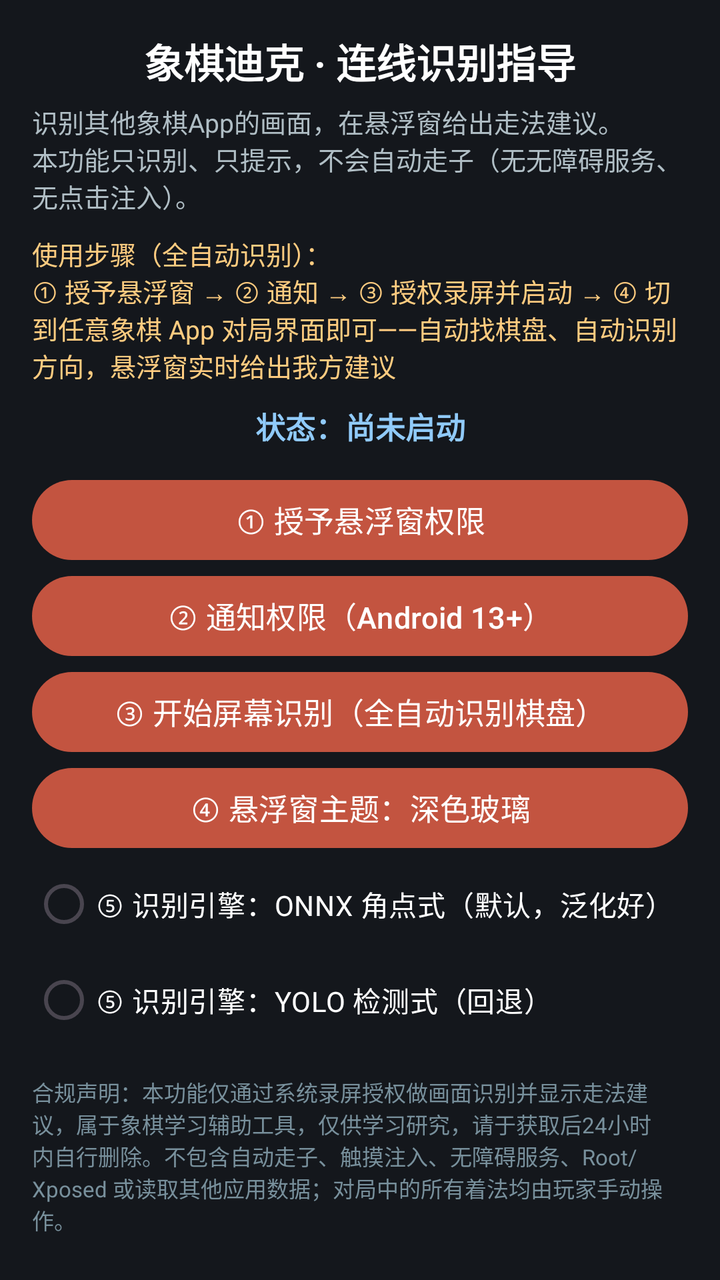
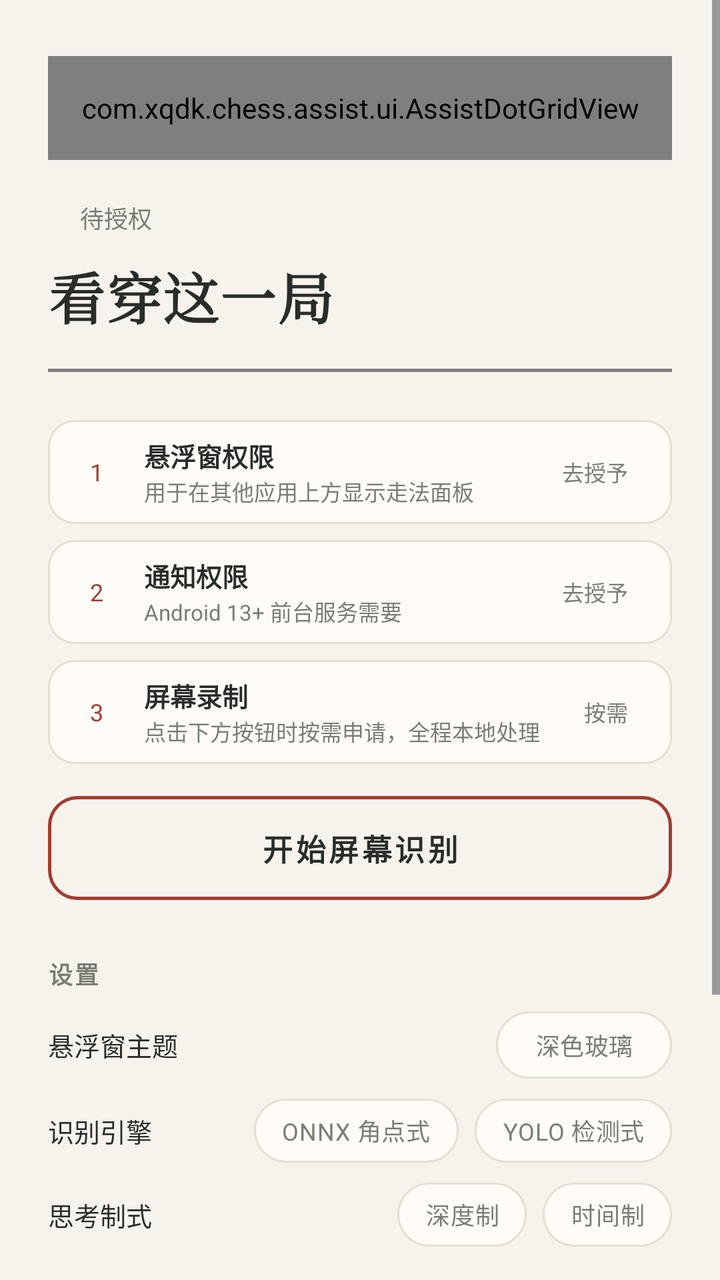

An Android layout rendered at two revisions. The XML below is the earlier revision; the diff shows what the commit changed to produce the second picture.
<!-- AndroidManifest.xml: application theme Theme.ChineseChess -->
<!-- res/layout/assist_activity.xml -->
<?xml version="1.0" encoding="utf-8"?>
<ScrollView xmlns:android="http://schemas.android.com/apk/res/android"
    android:id="@+id/bg_scroll"
    android:layout_width="match_parent"
    android:layout_height="match_parent"
    android:background="@color/qi_ink"
    android:fillViewport="true">

    <LinearLayout
        android:layout_width="match_parent"
        android:layout_height="wrap_content"
        android:orientation="vertical"
        android:padding="16dp">

        <TextView
            android:layout_width="match_parent"
            android:layout_height="wrap_content"
            android:gravity="center"
            android:text="象棋迪克 · 连线识别指导"
            android:textColor="#FFFFFF"
            android:textSize="20sp"
            android:textStyle="bold" />

        <TextView
            android:layout_width="match_parent"
            android:layout_height="wrap_content"
            android:layout_marginTop="6dp"
            android:text="识别其他象棋App的画面，在悬浮窗给出走法建议。\n本功能只识别、只提示，不会自动走子（无无障碍服务、无点击注入）。"
            android:textColor="#B0BEC5"
            android:textSize="13sp" />

        <TextView
            android:layout_width="match_parent"
            android:layout_height="wrap_content"
            android:layout_marginTop="10dp"
            android:text="使用步骤（全自动识别）：\n① 授予悬浮窗 → ② 通知 → ③ 授权录屏并启动 → ④ 切到任意象棋 App 对局界面即可——自动找棋盘、自动识别方向，悬浮窗实时给出我方建议"
            android:textColor="#FFCC80"
            android:textSize="13sp" />

        <TextView
            android:id="@+id/tv_auto_status"
            android:layout_width="match_parent"
            android:layout_height="wrap_content"
            android:layout_marginTop="10dp"
            android:gravity="center"
            android:text="状态：尚未启动"
            android:textColor="#90CAF9"
            android:textSize="15sp"
            android:textStyle="bold" />

        <Button
            android:id="@+id/btn_overlay_permission"
            android:layout_width="match_parent"
            android:layout_height="wrap_content"
            android:layout_marginTop="12dp"
            android:text="① 授予悬浮窗权限"
            android:textSize="15sp" />

        <Button
            android:id="@+id/btn_notification_permission"
            android:layout_width="match_parent"
            android:layout_height="wrap_content"
            android:text="② 通知权限（Android 13+）"
            android:textSize="15sp" />

        <Button
            android:id="@+id/btn_start_capture"
            android:layout_width="match_parent"
            android:layout_height="wrap_content"
            android:text="③ 开始屏幕识别（全自动识别棋盘）"
            android:textSize="15sp" />

        <Button
            android:id="@+id/btn_overlay_theme"
            android:layout_width="match_parent"
            android:layout_height="wrap_content"
            android:text="④ 悬浮窗主题：深色玻璃"
            android:textSize="15sp" />

        
        <RadioGroup
            android:id="@+id/rg_recognizer_engine"
            android:layout_width="match_parent"
            android:layout_height="wrap_content"
            android:orientation="vertical">

            <RadioButton
                android:id="@+id/rb_engine_onnx"
                android:layout_width="match_parent"
                android:layout_height="wrap_content"
                android:buttonTint="@color/qi_zhu"
                android:text="⑤ 识别引擎：ONNX 角点式（默认，泛化好）"
                android:textColor="#FFFFFF"
                android:textSize="14sp" />

            <RadioButton
                android:id="@+id/rb_engine_yolo"
                android:layout_width="match_parent"
                android:layout_height="wrap_content"
                android:buttonTint="@color/qi_zhu"
                android:text="⑤ 识别引擎：YOLO 检测式（回退）"
                android:textColor="#FFFFFF"
                android:textSize="14sp" />
        </RadioGroup>

        <TextView
            android:layout_width="match_parent"
            android:layout_height="wrap_content"
            android:layout_marginTop="14dp"
            android:text="合规声明：本功能仅通过系统录屏授权做画面识别并显示走法建议，属于象棋学习辅助工具，仅供学习研究，请于获取后24小时内自行删除。不包含自动走子、触摸注入、无障碍服务、Root/Xposed 或读取其他应用数据；对局中的所有着法均由玩家手动操作。"
            android:textColor="#78909C"
            android:textSize="11sp" />
    </LinearLayout>
</ScrollView>
<!-- resources referenced by this layout -->
<resources>
  <color name="qi_ink">#14171C</color>
  <color name="qi_zhu">#D05A44</color>
  <style name="Base.Theme.ChineseChess" parent="Theme.Material3.DayNight.NoActionBar">
          
          <item name="colorPrimary">@color/qi_zhu_btn</item>
          <item name="colorAccent">@color/qi_zhu_btn</item>
      </style>
  <!-- unchanged entries left out for length: 2 -->
</resources>

<!-- the commit's change to res/layout/assist_activity.xml (unified diff, before → after) -->
@@ -1,114 +1,375 @@
 <?xml version="1.0" encoding="utf-8"?>
 <ScrollView xmlns:android="http://schemas.android.com/apk/res/android"
+    xmlns:tools="http://schemas.android.com/tools"
     android:id="@+id/bg_scroll"
     android:layout_width="match_parent"
     android:layout_height="match_parent"
-    android:background="@color/qi_ink"
+    android:background="@color/xq_paper"
     android:fillViewport="true">
 
     <LinearLayout
         android:layout_width="match_parent"
         android:layout_height="wrap_content"
         android:orientation="vertical"
-        android:padding="16dp">
-
+        android:paddingHorizontal="24dp"
+        android:paddingTop="20dp"
+        android:paddingBottom="28dp">
+
+        
+        <com.xqdk.chess.assist.ui.AssistDotGridView
+            android:id="@+id/dot_grid"
+            android:layout_width="match_parent"
+            android:layout_height="52dp"
+            android:layout_marginTop="8dp" />
+
+        
+        <LinearLayout
+            android:layout_width="match_parent"
+            android:layout_height="wrap_content"
+            android:layout_marginTop="20dp"
+            android:gravity="center_vertical"
+            android:orientation="horizontal">
+
+            <View
+                android:id="@+id/state_dot"
+                android:layout_width="8dp"
+                android:layout_height="8dp" />
+
+            <TextView
+                android:id="@+id/tv_auto_status"
+                android:layout_width="0dp"
+                android:layout_height="wrap_content"
+                android:layout_marginStart="8dp"
+                android:layout_weight="1"
+                android:ellipsize="end"
+                android:maxLines="1"
+                android:text="待授权"
+                android:textColor="@color/xq_muted"
+                android:textSize="12sp"
+                tools:ignore="HardcodedText" />
+        </LinearLayout>
+
+        
         <TextView
-            android:layout_width="match_parent"
-            android:layout_height="wrap_content"
-            android:gravity="center"
-            android:text="象棋迪克 · 连线识别指导"
-            android:textColor="#FFFFFF"
-            android:textSize="20sp"
+            android:id="@+id/assist_hero"
+            android:layout_width="match_parent"
+            android:layout_height="wrap_content"
+            android:layout_marginTop="10dp"
+            android:fontFamily="serif"
+            android:letterSpacing="0.02"
+            android:text="@string/main_hero"
+            android:textColor="@color/xq_ink_text"
+            android:textSize="28sp"
             android:textStyle="bold" />
 
-        <TextView
-            android:layout_width="match_parent"
-            android:layout_height="wrap_content"
-            android:layout_marginTop="6dp"
-            android:text="识别其他象棋App的画面，在悬浮窗给出走法建议。\n本功能只识别、只提示，不会自动走子（无无障碍服务、无点击注入）。"
-            android:textColor="#B0BEC5"
-            android:textSize="13sp" />
-
-        <TextView
-            android:layout_width="match_parent"
-            android:layout_height="wrap_content"
-            android:layout_marginTop="10dp"
-            android:text="使用步骤（全自动识别）：\n① 授予悬浮窗 → ② 通知 → ③ 授权录屏并启动 → ④ 切到任意象棋 App 对局界面即可——自动找棋盘、自动识别方向，悬浮窗实时给出我方建议"
-            android:textColor="#FFCC80"
-            android:textSize="13sp" />
-
-        <TextView
-            android:id="@+id/tv_auto_status"
-            android:layout_width="match_parent"
-            android:layout_height="wrap_content"
-            android:layout_marginTop="10dp"
-            android:gravity="center"
-            android:text="状态：尚未启动"
-            android:textColor="#90CAF9"
-            android:textSize="15sp"
-            android:textStyle="bold" />
-
-        <Button
+        
+        <com.xqdk.chess.assist.ui.RiverLineView
+            android:id="@+id/river_line"
+            android:layout_width="match_parent"
+            android:layout_height="1.5dp"
+            android:layout_marginTop="16dp" />
+
+        
+
+        <LinearLayout
             android:id="@+id/btn_overlay_permission"
-            android:layout_width="match_parent"
-            android:layout_height="wrap_content"
-            android:layout_marginTop="12dp"
-            android:text="① 授予悬浮窗权限"
-            android:textSize="15sp" />
-
-        <Button
+            style="@style/StepRow"
+            android:layout_width="match_parent"
+            android:layout_height="wrap_content"
+            android:layout_marginTop="24dp"
+            android:clickable="true"
+            android:focusable="true"
+            android:foreground="?attr/selectableItemBackground"
+            android:orientation="horizontal">
+
+            <TextView
+                android:id="@+id/step_overlay_num"
+                style="@style/StepNum"
+                android:tag="1"
+                android:text="1"
+                tools:ignore="HardcodedText" />
+
+            <LinearLayout
+                android:layout_width="0dp"
+                android:layout_height="wrap_content"
+                android:layout_marginStart="11dp"
+                android:layout_weight="1"
+                android:orientation="vertical">
+
+                <TextView
+                    android:id="@+id/step_overlay_title"
+                    style="@style/StepTitle"
+                    android:text="悬浮窗权限"
+                    tools:ignore="HardcodedText" />
+
+                <TextView
+                    android:id="@+id/step_overlay_hint"
+                    style="@style/StepHint"
+                    android:text="用于在其他应用上方显示走法面板"
+                    tools:ignore="HardcodedText" />
+            </LinearLayout>
+
+            <TextView
+                android:id="@+id/step_overlay_chip"
+                style="@style/StepChip"
+                android:text="去授予"
+                tools:ignore="HardcodedText" />
+        </LinearLayout>
+
+        <LinearLayout
             android:id="@+id/btn_notification_permission"
-            android:layout_width="match_parent"
-            android:layout_height="wrap_content"
-            android:text="② 通知权限（Android 13+）"
-            android:textSize="15sp" />
-
+            style="@style/StepRow"
+            android:layout_width="match_parent"
+            android:layout_height="wrap_content"
+            android:layout_marginTop="8dp"
+            android:clickable="true"
+            android:focusable="true"
+            android:foreground="?attr/selectableItemBackground"
+            android:orientation="horizontal">
+
+            <TextView
+                android:id="@+id/step_notify_num"
+                style="@style/StepNum"
+                android:tag="2"
+                android:text="2"
+                tools:ignore="HardcodedText" />
+
+            <LinearLayout
+                android:layout_width="0dp"
+                android:layout_height="wrap_content"
+                android:layout_marginStart="11dp"
+                android:layout_weight="1"
+                android:orientation="vertical">
+
+                <TextView
+                    android:id="@+id/step_notify_title"
+                    style="@style/StepTitle"
+                    android:text="通知权限"
+                    tools:ignore="HardcodedText" />
+
+                <TextView
+                    android:id="@+id/step_notify_hint"
+                    style="@style/StepHint"
+                    android:text="Android 13+ 前台服务需要"
+                    tools:ignore="HardcodedText" />
+            </LinearLayout>
+
+            <TextView
+                android:id="@+id/step_notify_chip"
+                style="@style/StepChip"
+                android:text="去授予"
+                tools:ignore="HardcodedText" />
+        </LinearLayout>
+
+        
+        <LinearLayout
+            android:id="@+id/step_capture_row"
+            style="@style/StepRow"
+            android:layout_width="match_parent"
+            android:layout_height="wrap_content"
+            android:layout_marginTop="8dp"
+            android:orientation="horizontal">
+
+            <TextView
+                android:id="@+id/step_capture_num"
+                style="@style/StepNum"
+                android:tag="3"
+                android:text="3"
+                tools:ignore="HardcodedText" />
+
+            <LinearLayout
+                android:layout_width="0dp"
+                android:layout_height="wrap_content"
+                android:layout_marginStart="11dp"
+                android:layout_weight="1"
+                android:orientation="vertical">
+
+                <TextView
+                    android:id="@+id/step_capture_title"
+                    style="@style/StepTitle"
+                    android:text="屏幕录制"
+                    tools:ignore="HardcodedText" />
+
+                <TextView
+                    android:id="@+id/step_capture_hint"
+                    style="@style/StepHint"
+                    android:text="点击下方按钮时按需申请，全程本地处理"
+                    tools:ignore="HardcodedText" />
+            </LinearLayout>
+
+            <TextView
+                android:id="@+id/step_capture_chip"
+                style="@style/StepChip"
+                android:text="按需"
+                tools:ignore="HardcodedText" />
+        </LinearLayout>
+
+        
         <Button
             android:id="@+id/btn_start_capture"
-            android:layout_width="match_parent"
-            android:layout_height="wrap_content"
-            android:text="③ 开始屏幕识别（全自动识别棋盘）"
-            android:textSize="15sp" />
-
-        <Button
-            android:id="@+id/btn_overlay_theme"
-            android:layout_width="match_parent"
-            android:layout_height="wrap_content"
-            android:text="④ 悬浮窗主题：深色玻璃"
-            android:textSize="15sp" />
-
-        
-        <RadioGroup
-            android:id="@+id/rg_recognizer_engine"
-            android:layout_width="match_parent"
-            android:layout_height="wrap_content"
-            android:orientation="vertical">
-
-            <RadioButton
-                android:id="@+id/rb_engine_onnx"
-                android:layout_width="match_parent"
-                android:layout_height="wrap_content"
-                android:buttonTint="@color/qi_zhu"
-                android:text="⑤ 识别引擎：ONNX 角点式（默认，泛化好）"
-                android:textColor="#FFFFFF"
-                android:textSize="14sp" />
-
-            <RadioButton
-                android:id="@+id/rb_engine_yolo"
-                android:layout_width="match_parent"
-                android:layout_height="wrap_content"
-                android:buttonTint="@color/qi_zhu"
-                android:text="⑤ 识别引擎：YOLO 检测式（回退）"
-                android:textColor="#FFFFFF"
-                android:textSize="14sp" />
-        </RadioGroup>
+            style="@style/MainButton"
+            android:layout_width="match_parent"
+            android:layout_height="52dp"
+            android:layout_marginTop="16dp"
+            android:text="开始屏幕识别"
+            tools:ignore="HardcodedText" />
+
+        
 
         <TextView
-            android:layout_width="match_parent"
-            android:layout_height="wrap_content"
-            android:layout_marginTop="14dp"
+            android:layout_width="wrap_content"
+            android:layout_height="wrap_content"
+            android:layout_marginTop="28dp"
+            android:letterSpacing="0.08"
+            android:text="设置"
+            android:textColor="@color/xq_muted"
+            android:textSize="12sp"
+            android:textStyle="bold"
+            tools:ignore="HardcodedText" />
+
+        
+        <LinearLayout
+            android:layout_width="match_parent"
+            android:layout_height="wrap_content"
+            android:layout_marginTop="10dp"
+            android:gravity="center_vertical"
+            android:orientation="horizontal">
+
+            <TextView
+                android:layout_width="0dp"
+                android:layout_height="wrap_content"
+                android:layout_weight="1"
+                android:text="悬浮窗主题"
+                android:textColor="@color/xq_ink_text"
+                android:textSize="13sp"
+                tools:ignore="HardcodedText" />
+
+            <Button
+                android:id="@+id/btn_overlay_theme"
+                style="@style/ValueChip"
+                android:layout_width="wrap_content"
+                android:layout_height="wrap_content"
+                android:text="深色玻璃"
+                tools:ignore="HardcodedText" />
+        </LinearLayout>
+
+        
+        <LinearLayout
+            android:layout_width="match_parent"
+            android:layout_height="wrap_content"
+            android:layout_marginTop="10dp"
+            android:gravity="center_vertical"
+            android:orientation="horizontal">
+
+            <TextView
+                android:layout_width="0dp"
+                android:layout_height="wrap_content"
+                android:layout_weight="1"
+                android:text="识别引擎"
+                android:textColor="@color/xq_ink_text"
+                android:textSize="13sp"
+                tools:ignore="HardcodedText" />
+
+            <RadioGroup
+                android:id="@+id/rg_recognizer_engine"
+                android:layout_width="wrap_content"
+                android:layout_height="wrap_content"
+                android:orientation="horizontal">
+
+                <RadioButton
+                    android:id="@+id/rb_engine_onnx"
+                    style="@style/EngineChip"
+                    android:layout_width="wrap_content"
+                    android:layout_height="wrap_content"
+                    android:text="ONNX 角点式"
+                    tools:ignore="HardcodedText" />
+
+                <RadioButton
+                    android:id="@+id/rb_engine_yolo"
+                    style="@style/EngineChip"
+                    android:layout_width="wrap_content"
+                    android:layout_height="wrap_content"
+                    android:layout_marginStart="8dp"
+                    android:text="YOLO 检测式"
+                    tools:ignore="HardcodedText" />
+            </RadioGroup>
+        </LinearLayout>
+
+        
+        <LinearLayout
+            android:layout_width="match_parent"
+            android:layout_height="wrap_content"
+            android:layout_marginTop="10dp"
+            android:gravity="center_vertical"
+            android:orientation="horizontal">
+
+            <TextView
+                android:layout_width="0dp"
+                android:layout_height="wrap_content"
+                android:layout_weight="1"
+                android:text="思考制式"
+                android:textColor="@color/xq_ink_text"
+                android:textSize="13sp"
+                tools:ignore="HardcodedText" />
+
+            <RadioGroup
+                android:id="@+id/rg_search_mode"
+                android:layout_width="wrap_content"
+                android:layout_height="wrap_content"
+                android:orientation="horizontal">
+
+                <RadioButton
+                    android:id="@+id/rb_mode_depth"
+                    style="@style/EngineChip"
+                    android:layout_width="wrap_content"
+                    android:layout_height="wrap_content"
+                    android:text="深度制"
+                    tools:ignore="HardcodedText" />
+
+                <RadioButton
+                    android:id="@+id/rb_mode_time"
+                    style="@style/EngineChip"
+                    android:layout_width="wrap_content"
+                    android:layout_height="wrap_content"
+                    android:layout_marginStart="8dp"
+                    android:text="时间制"
+                    tools:ignore="HardcodedText" />
+            </RadioGroup>
+        </LinearLayout>
+
+        
+        <TextView
+            android:layout_width="match_parent"
+            android:layout_height="wrap_content"
+            android:layout_marginTop="28dp"
+            android:lineSpacingExtra="2dp"
             android:text="合规声明：本功能仅通过系统录屏授权做画面识别并显示走法建议，属于象棋学习辅助工具，仅供学习研究，请于获取后24小时内自行删除。不包含自动走子、触摸注入、无障碍服务、Root/Xposed 或读取其他应用数据；对局中的所有着法均由玩家手动操作。"
-            android:textColor="#78909C"
-            android:textSize="11sp" />
+            android:textColor="@color/xq_muted"
+            android:textSize="11sp"
+            tools:ignore="HardcodedText" />
+
+        
+        <LinearLayout
+            android:layout_width="match_parent"
+            android:layout_height="wrap_content"
+            android:layout_marginTop="8dp"
+            android:gravity="center_horizontal"
+            android:orientation="horizontal">
+
+            <Button
+                android:id="@+id/button_help"
+                style="@style/MainTextButton"
+                android:layout_width="wrap_content"
+                android:layout_height="wrap_content"
+                android:text="@string/main_help" />
+
+            <Button
+                android:id="@+id/button_about"
+                style="@style/MainTextButton"
+                android:layout_width="wrap_content"
+                android:layout_height="wrap_content"
+                android:layout_marginStart="24dp"
+                android:text="@string/main_about" />
+        </LinearLayout>
     </LinearLayout>
 </ScrollView>
<!-- resource entries referenced after the edit -->
@@ -1,12 +1,173 @@
 <!-- resources referenced by this layout -->
 <resources>
-  <color name="qi_ink">#14171C</color>
-  <color name="qi_zhu">#D05A44</color>
+  <color name="xq_ink_text">#292D2A</color>
+  <color name="xq_muted">#797D73</color>
+  <color name="xq_paper">#F6F3ED</color>
+  <string name="main_about">关于</string>
+  <string name="main_help">帮助</string>
+  <string name="main_hero">看穿这一局</string>
+  <style name="EngineChip" parent="">
+          <item name="android:background">@drawable/engine_chip_bg</item>
+          <item name="android:button">@null</item>
+          <item name="android:textColor">@color/engine_chip_text</item>
+          <item name="android:textSize">12sp</item>
+          <item name="android:paddingLeft">14dp</item>
+          <item name="android:paddingTop">4dp</item>
+          <item name="android:paddingRight">14dp</item>
+          <item name="android:paddingBottom">4dp</item>
+          <item name="android:minHeight">32dp</item>
+          <item name="android:gravity">center</item>
+          <item name="android:maxLines">1</item>
+      </style>
+  <style name="MainButton" parent="">
+          <item name="android:background">@drawable/main_btn_outline</item>
+          <item name="backgroundTint">@null</item>
+          <item name="android:textColor">@color/xq_ink_text</item>
+          <item name="android:textSize">15sp</item>
+          <item name="android:textStyle">bold</item>
+          <item name="android:letterSpacing">0.1</item>
+          <item name="android:minHeight">48dp</item>
+          <item name="android:gravity">center</item>
+      </style>
+  <style name="MainTextButton" parent="">
+          <item name="android:background">@drawable/main_text_btn_bg</item>
+          <item name="backgroundTint">@null</item>
+          <item name="android:textColor">@color/xq_muted</item>
+          <item name="android:textSize">12sp</item>
+          <item name="android:letterSpacing">0.08</item>
+          <item name="android:minWidth">64dp</item>
+          <item name="android:minHeight">48dp</item>
+          <item name="android:gravity">center</item>
+      </style>
+  <style name="StepChip" parent="">
+          <item name="android:layout_width">wrap_content</item>
+          <item name="android:layout_height">wrap_content</item>
+          <item name="android:paddingLeft">10dp</item>
+          <item name="android:paddingTop">3dp</item>
+          <item name="android:paddingRight">10dp</item>
+          <item name="android:paddingBottom">3dp</item>
+          <item name="android:textSize">11sp</item>
+          <item name="android:textColor">@color/xq_muted</item>
+          <item name="android:maxLines">1</item>
+      </style>
+  <style name="StepHint" parent="">
+          <item name="android:layout_width">match_parent</item>
+          <item name="android:layout_height">wrap_content</item>
+          <item name="android:textColor">@color/xq_muted</item>
+          <item name="android:textSize">11sp</item>
+          <item name="android:maxLines">1</item>
+          <item name="android:ellipsize">end</item>
+      </style>
+  <style name="StepNum" parent="">
+          <item name="android:layout_width">25dp</item>
+          <item name="android:layout_height">25dp</item>
+          <item name="android:gravity">center</item>
+          <item name="android:textSize">12sp</item>
+          <item name="android:textColor">@color/xq_zhu</item>
+          <item name="android:maxLines">1</item>
+      </style>
+  <style name="StepRow" parent="">
+          <item name="android:background">@drawable/step_row_bg</item>
+          <item name="android:gravity">center_vertical</item>
+          <item name="android:orientation">horizontal</item>
+          <item name="android:paddingLeft">12dp</item>
+          <item name="android:paddingTop">8dp</item>
+          <item name="android:paddingRight">12dp</item>
+          <item name="android:paddingBottom">8dp</item>
+          <item name="android:minHeight">52dp</item>
+      </style>
+  <style name="StepTitle" parent="">
+          <item name="android:layout_width">match_parent</item>
+          <item name="android:layout_height">wrap_content</item>
+          <item name="android:textColor">@color/xq_ink_text</item>
+          <item name="android:textSize">13sp</item>
+          <item name="android:textStyle">bold</item>
+          <item name="android:maxLines">1</item>
+          <item name="android:ellipsize">end</item>
+      </style>
+  <style name="ValueChip" parent="">
+          <item name="android:background">@drawable/engine_chip_bg</item>
+          <item name="backgroundTint">@null</item>
+          <item name="android:textColor">@color/xq_muted</item>
+          <item name="android:textSize">12sp</item>
+          <item name="android:paddingLeft">14dp</item>
+          <item name="android:paddingTop">4dp</item>
+          <item name="android:paddingRight">14dp</item>
+          <item name="android:paddingBottom">4dp</item>
+          <item name="android:minHeight">32dp</item>
+          <item name="android:gravity">center</item>
+          <item name="android:maxLines">1</item>
+      </style>
+  <!-- drawable engine_chip_bg (drawable) -->
+  <?xml version="1.0" encoding="utf-8"?>
+  <selector xmlns:android="http://schemas.android.com/apk/res/android">
+      <item android:state_checked="true">
+          <shape android:shape="rectangle">
+              <corners android:radius="999dp" />
+              <solid android:color="@color/xq_surface" />
+              <stroke android:width="1dp" android:color="@color/xq_zhu" />
+          </shape>
+      </item>
+      <item>
+          <shape android:shape="rectangle">
+              <corners android:radius="999dp" />
+              <solid android:color="@color/xq_surface" />
+              <stroke android:width="1dp" android:color="@color/xq_line" />
+          </shape>
+      </item>
+  </selector>
+  <!-- drawable main_btn_outline (drawable) -->
+  <?xml version="1.0" encoding="utf-8"?>
+  <selector xmlns:android="http://schemas.android.com/apk/res/android">
+      <item android:state_pressed="true">
+          <shape android:shape="rectangle">
+              <corners android:radius="14dp" />
+              <stroke android:width="1.5dp" android:color="@color/xq_zhu_press" />
+              <solid android:color="#00000000" />
+          </shape>
+      </item>
+      <item>
+          <shape android:shape="rectangle">
+              <corners android:radius="14dp" />
+              <stroke android:width="1.5dp" android:color="@color/xq_zhu" />
+              <solid android:color="#00000000" />
+          </shape>
+      </item>
+  </selector>
+  <!-- drawable main_text_btn_bg (drawable) -->
+  <?xml version="1.0" encoding="utf-8"?>
+  <selector xmlns:android="http://schemas.android.com/apk/res/android">
+      <item android:state_pressed="true">
+          <shape android:shape="rectangle">
+              <solid android:color="#14000000" />
+          </shape>
+      </item>
+      <item>
+          <shape android:shape="rectangle">
+              <solid android:color="#00000000" />
+          </shape>
+      </item>
+  </selector>
+  <color name="xq_zhu">#A33D32</color>
+  <!-- drawable step_row_bg (drawable) -->
+  <?xml version="1.0" encoding="utf-8"?>
+  <shape xmlns:android="http://schemas.android.com/apk/res/android"
+      android:shape="rectangle">
+      <corners android:radius="13dp" />
+      <solid android:color="@color/xq_surface" />
+      <stroke android:width="1dp" android:color="@color/xq_line" />
+  </shape>
   <style name="Base.Theme.ChineseChess" parent="Theme.Material3.DayNight.NoActionBar">
           
           <item name="colorPrimary">@color/qi_zhu_btn</item>
           <item name="colorAccent">@color/qi_zhu_btn</item>
+          
+          <item name="android:statusBarColor">@color/xq_paper</item>
+          <item name="android:windowLightStatusBar">true</item>
       </style>
+  <color name="xq_surface">#FFFCF7</color>
+  <color name="xq_line">#E5DFD3</color>
+  <color name="xq_zhu_press">#8F3527</color>
   <!-- unchanged entries left out for length: 2 -->
 </resources>
 
